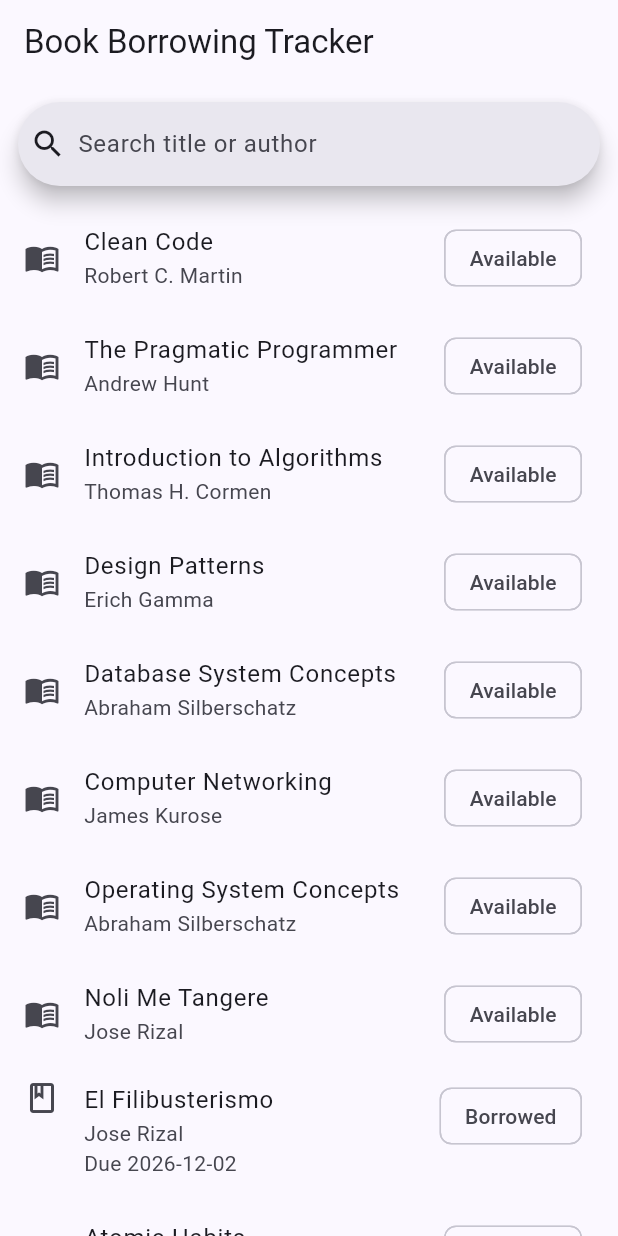
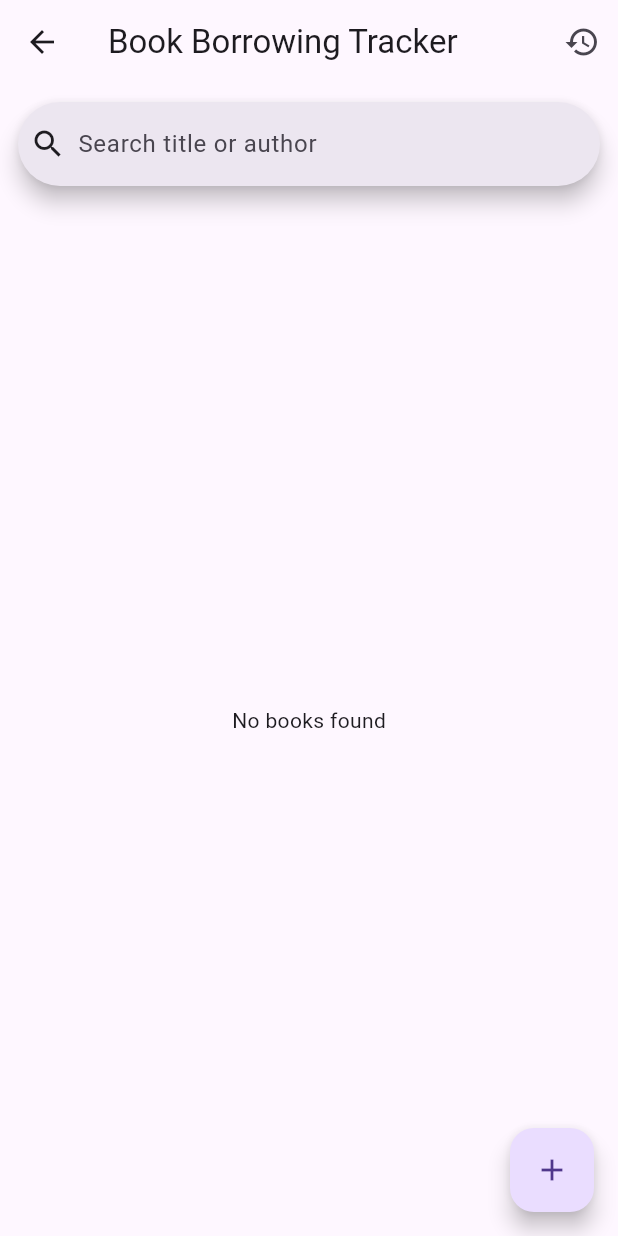
Before and after one commit to justinelogera/CSIT284-CAPSTONE-Logera, a Flutter app: the BookListScreen screen opened directly, on a phone screen of 412 x 824 dp. Run offline on Flutter 3.47's test engine with Material 3 defaults, Android fonts, the phone set to English and light mode, and no system bars; our stand-ins replace firebase_core, firebase_database; accounts and stored records are empty.

Commit message:
Day 2: Firebase Realtime Database CRUD, multiple screens, history

```diff
--- a/lib/models/book.dart
+++ b/lib/models/book.dart
@@ -1,55 +1,122 @@
+import 'database.dart';
+import 'date_text.dart';
+import 'loan.dart';
+
 class Book {
+  static const loanDays = 14;
+  static final _books = db.ref('books');
+
+  final String id;
   final String title;
   final String author;
   final String category;
-  bool isBorrowed;
-  DateTime? dueDate;
+  final String? borrowedBy;
+  final String? loanId;
+  final DateTime? dueDate;
 
-  Book({
+  const Book({
+    required this.id,
     required this.title,
     required this.author,
     required this.category,
-    this.isBorrowed = false,
+    this.borrowedBy,
+    this.loanId,
     this.dueDate,
   });
 
-  void borrow() {
-    isBorrowed = true;
-    dueDate = DateTime.now().add(const Duration(days: 14));
+  factory Book.fromMap(String id, Map<String, dynamic> d) => Book(
+        id: id,
+        title: d['title'] as String,
+        author: d['author'] as String,
+        category: (d['category'] as String?) ?? '',
+        borrowedBy: d['borrowedBy'] as String?,
+        loanId: d['loanId'] as String?,
+        dueDate: dateFrom(d['dueDate']),
+      );
+
+  bool get isBorrowed => borrowedBy != null;
+  bool get isOverdue => dueDate != null && dueDate!.isBefore(DateTime.now());
+  String get dueText => dueDate == null ? '' : dueDate!.ymd;
+  bool matches(String query) =>
+      '$title $author'.toLowerCase().contains(query.toLowerCase());
+
+  // ---------- READ ----------
+
+  static Stream<List<Book>> watchAll() => _books.onValue.map((e) =>
+      entriesOf(e.snapshot.value).map((x) => Book.fromMap(x.key, x.value)).toList()
+        ..sort((a, b) => a.title.compareTo(b.title)));
+
+  static Stream<Book?> watchOne(String id) => _books.child(id).onValue.map((e) {
+        final v = e.snapshot.value;
+        if (v is! Map) return null; // deleted
+        return Book.fromMap(id, Map<String, dynamic>.from(v));
+      });
+
+  // ---------- CREATE ----------
+
+  static Future<void> add(
+          {required String title, required String author, required String category}) =>
+      _books.push().set({'title': title, 'author': author, 'category': category});
+
+  /// Seeds 10 dummy books once, if the database is empty.
+  static Future<void> seed() async {
+    if ((await _books.get()).exists) return;
+    const list = [
+      ['Clean Code', 'Robert C. Martin', 'Programming'],
+      ['The Pragmatic Programmer', 'Andrew Hunt', 'Programming'],
+      ['Introduction to Algorithms', 'Thomas H. Cormen', 'Computer Science'],
+      ['Design Patterns', 'Erich Gamma', 'Programming'],
+      ['Database System Concepts', 'Abraham Silberschatz', 'Databases'],
+      ['Computer Networking', 'James Kurose', 'Networking'],
+      ['Operating System Concepts', 'Abraham Silberschatz', 'Computer Science'],
+      ['Noli Me Tangere', 'Jose Rizal', 'Literature'],
+      ['El Filibusterismo', 'Jose Rizal', 'Literature'],
+      ['Atomic Habits', 'James Clear', 'Self-Help'],
+    ];
+    final data = <String, Object?>{};
+    for (final b in list) {
+      data[_books.push().key!] = {'title': b[0], 'author': b[1], 'category': b[2]};
+    }
+    await _books.set(data);
   }
 
-  void giveBack() {
-    isBorrowed = false;
-    dueDate = null;
+  // ---------- UPDATE ----------
+
+  Future<void> edit(
+          {required String title, required String author, required String category}) =>
+      _books.child(id).update({'title': title, 'author': author, 'category': category});
+
+  /// Creates the loan and marks the book as taken in one atomic update.
+  Future<void> borrow(String sid) async {
+    final now = DateTime.now();
+    final due = now.add(const Duration(days: loanDays)).millisecondsSinceEpoch;
+    final loanKey = Loan.ref.push().key!;
+    await db.ref().update({
+      'loans/$loanKey': {
+        'bookId': id,
+        'title': title,
+        'studentId': sid,
+        'borrowedAt': now.millisecondsSinceEpoch,
+        'dueDate': due,
+      },
+      'books/$id/borrowedBy': sid,
+      'books/$id/dueDate': due,
+      'books/$id/loanId': loanKey,
+    });
   }
 
-  /// e.g. 2026-12-02
-  String get dueText {
-    final d = dueDate;
-    if (d == null) return '';
-    return '${d.year}-${d.month.toString().padLeft(2, '0')}-${d.day.toString().padLeft(2, '0')}';
+  /// Closes the loan and frees the book (null removes the field).
+  Future<void> giveBack() async {
+    if (loanId == null) return;
+    await db.ref().update({
+      'loans/$loanId/returnedAt': DateTime.now().millisecondsSinceEpoch,
+      'books/$id/borrowedBy': null,
+      'books/$id/dueDate': null,
+      'books/$id/loanId': null,
+    });
   }
 
-  bool matches(String query) =>
-      '$title $author'.toLowerCase().contains(query.toLowerCase());
+  // ---------- DELETE ----------
+
+  Future<void> delete() => _books.child(id).remove();
 }
-
-/// 10 dummy books (hardcoded list, no backend yet).
-final List<Book> dummyBooks = [
-  Book(title: 'Clean Code', author: 'Robert C. Martin', category: 'Programming'),
-  Book(title: 'The Pragmatic Programmer', author: 'Andrew Hunt', category: 'Programming'),
-  Book(title: 'Introduction to Algorithms', author: 'Thomas H. Cormen', category: 'Computer Science'),
-  Book(title: 'Design Patterns', author: 'Erich Gamma', category: 'Programming'),
-  Book(title: 'Database System Concepts', author: 'Abraham Silberschatz', category: 'Databases'),
-  Book(title: 'Computer Networking', author: 'James Kurose', category: 'Networking'),
-  Book(title: 'Operating System Concepts', author: 'Abraham Silberschatz', category: 'Computer Science'),
-  Book(title: 'Noli Me Tangere', author: 'Jose Rizal', category: 'Literature'),
-  Book(
-    title: 'El Filibusterismo',
-    author: 'Jose Rizal',
-    category: 'Literature',
-    isBorrowed: true,
-    dueDate: DateTime.now().add(const Duration(days: 7)),
-  ),
-  Book(title: 'Atomic Habits', author: 'James Clear', category: 'Self-Help'),
-];
--- /dev/null
+++ b/lib/models/database.dart
@@ -0,0 +1,18 @@
+import 'package:firebase_core/firebase_core.dart';
+import 'package:firebase_database/firebase_database.dart';
+
+const _url = 'https://flutter-10333-default-rtdb.asia-southeast1.firebasedatabase.app';
+
+/// Realtime Database instance. This region (asia-southeast1) needs the URL passed explicitly.
+final db = FirebaseDatabase.instanceFor(app: Firebase.app(), databaseURL: _url);
+
+/// Dates are stored as milliseconds since epoch.
+DateTime? dateFrom(Object? ms) =>
+    ms == null ? null : DateTime.fromMillisecondsSinceEpoch(ms as int);
+
+/// Turns a snapshot value into (key, fields) pairs; empty when nothing is stored.
+Iterable<MapEntry<String, Map<String, dynamic>>> entriesOf(Object? raw) {
+  if (raw is! Map) return const [];
+  return raw.entries.map(
+      (e) => MapEntry(e.key as String, Map<String, dynamic>.from(e.value as Map)));
+}
--- /dev/null
+++ b/lib/models/date_text.dart
@@ -0,0 +1,5 @@
+extension DateText on DateTime {
+  /// e.g. 2026-12-02
+  String get ymd =>
+      '$year-${month.toString().padLeft(2, '0')}-${day.toString().padLeft(2, '0')}';
+}
--- /dev/null
+++ b/lib/models/loan.dart
@@ -0,0 +1,40 @@
+import 'database.dart';
+
+class Loan {
+  static final ref = db.ref('loans');
+
+  final String id;
+  final String bookId;
+  final String title;
+  final String studentId;
+  final DateTime borrowedAt;
+  final DateTime dueDate;
+  final DateTime? returnedAt;
+
+  const Loan({
+    required this.id,
+    required this.bookId,
+    required this.title,
+    required this.studentId,
+    required this.borrowedAt,
+    required this.dueDate,
+    this.returnedAt,
+  });
+
+  factory Loan.fromMap(String id, Map<String, dynamic> d) => Loan(
+        id: id,
+        bookId: d['bookId'] as String,
+        title: d['title'] as String,
+        studentId: d['studentId'] as String,
+        borrowedAt: dateFrom(d['borrowedAt'])!,
+        dueDate: dateFrom(d['dueDate'])!,
+        returnedAt: dateFrom(d['returnedAt']),
+      );
+
+  bool get isActive => returnedAt == null;
+
+  /// Borrowing history, newest first.
+  static Stream<List<Loan>> watchAll() => ref.onValue.map((e) =>
+      entriesOf(e.snapshot.value).map((x) => Loan.fromMap(x.key, x.value)).toList()
+        ..sort((a, b) => b.borrowedAt.compareTo(a.borrowedAt)));
+}
--- a/lib/screens/book_list_screen.dart
+++ b/lib/screens/book_list_screen.dart
@@ -3,6 +3,8 @@ import 'package:flutter/material.dart';
 import '../models/book.dart';
 import '../widgets/book_title.dart';
 import 'book_details_screen.dart';
+import 'book_form_screen.dart';
+import 'history_screen.dart';
 
 class BookListScreen extends StatefulWidget {
   const BookListScreen({super.key});
@@ -12,14 +14,28 @@ class BookListScreen extends StatefulWidget {
 }
 
 class _BookListScreenState extends State<BookListScreen> {
+  final stream = Book.watchAll();
   String query = '';
 
   @override
-  Widget build(BuildContext context) {
-    final books = dummyBooks.where((b) => b.matches(query)).toList();
-
-    return Scaffold(
-      appBar: AppBar(title: const Text('Book Borrowing Tracker')),
+  Widget build(BuildContext context) => Scaffold(
+        appBar: AppBar(
+          title: const Text('Book Borrowing Tracker'),
+          actions: [
+            IconButton(
+              icon: const Icon(Icons.history),
+              tooltip: 'History',
+              onPressed: () => Navigator.push(context,
+                  MaterialPageRoute(builder: (_) => const HistoryScreen())),
+            ),
+          ],
+        ),
+        floatingActionButton: FloatingActionButton(
+          tooltip: 'Add book',
+          onPressed: () => Navigator.push(context,
+              MaterialPageRoute(builder: (_) => const BookFormScreen())),
+          child: const Icon(Icons.add),
+        ),
         body: Column(children: [
           Padding(
             padding: const EdgeInsets.all(12),
@@ -30,25 +46,27 @@ class _BookListScreenState extends State<BookListScreen> {
             ),
           ),
           Expanded(
-          child: books.isEmpty
-              ? const Center(child: Text('No books found'))
-              : ListView.builder(
+            child: StreamBuilder<List<Book>>(
+              stream: stream,
+              builder: (context, snap) {
+                if (snap.hasError) return Center(child: Text('Error: ${snap.error}'));
+                if (!snap.hasData) return const Center(child: CircularProgressIndicator());
+                final books = snap.data!.where((b) => b.matches(query)).toList();
+                if (books.isEmpty) return const Center(child: Text('No books found'));
+                return ListView.builder(
                   itemCount: books.length,
                   itemBuilder: (context, i) => BookTile(
                     book: books[i],
-                    // Navigate to the detail screen, refresh the list when coming back.
-                    onTap: () async {
-                      await Navigator.push(
+                    onTap: () => Navigator.push(
                       context,
                       MaterialPageRoute(
                           builder: (_) => BookDetailScreen(book: books[i])),
+                    ),
+                  ),
                 );
-                      setState(() {});
               },
-                  ),
             ),
           ),
         ]),
       );
 }
-}
--- a/lib/widgets/book_title.dart
+++ b/lib/widgets/book_title.dart
@@ -12,7 +12,7 @@ class BookTile extends StatelessWidget {
         leading: Icon(book.isBorrowed ? Icons.book_outlined : Icons.menu_book),
         title: Text(book.title),
         subtitle: Text(book.isBorrowed
-            ? '${book.author}\nDue ${book.dueText}'
+            ? '${book.author}\nDue ${book.dueText}${book.isOverdue ? ' (overdue)' : ''}'
             : book.author),
         isThreeLine: book.isBorrowed,
         trailing: Chip(label: Text(book.isBorrowed ? 'Borrowed' : 'Available')),
```
Also changed, not shown: lib/main.dart (+69 -10 lines), lib/screens/book_details_screen.dart (+88 -15 lines), lib/screens/book_form_screen.dart (added, +71 -0 lines), lib/screens/history_screen.dart (added, +23 -0 lines), lib/widgets/loan_title.dart (added, +20 -0 lines), firebase.json (added), flutter_01.png (added), lib/firebase_options.dart (added), lib/models/firebase_options.dart (added), 3 other files. Lines whose indentation alone changed are shown as unchanged.
